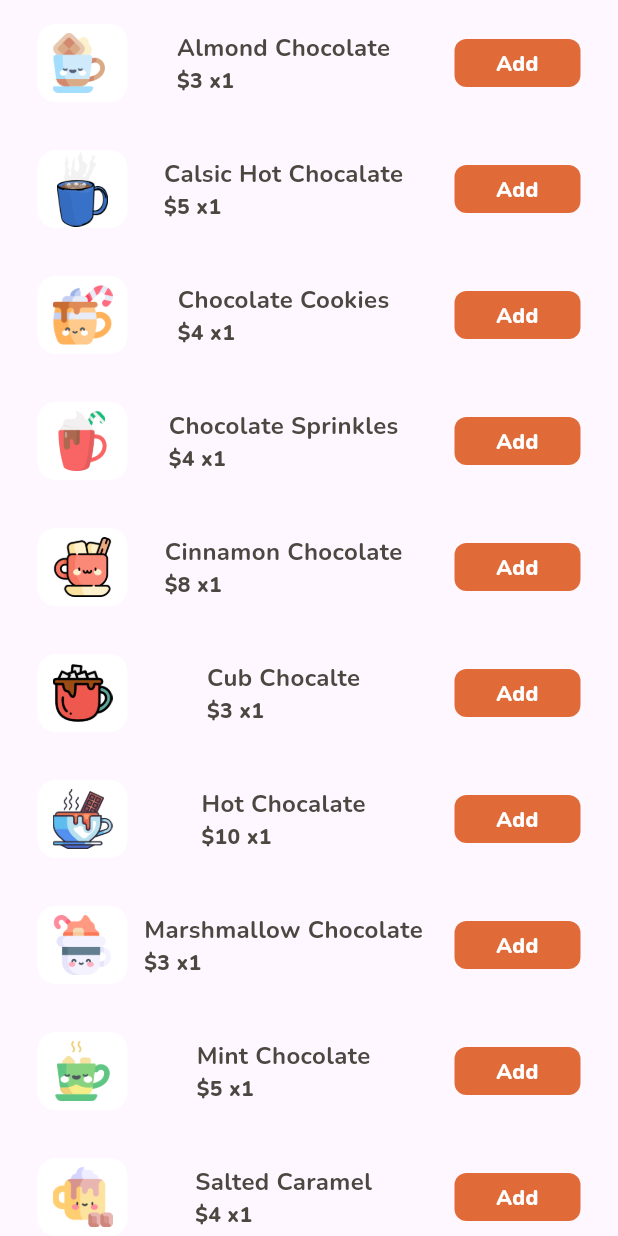
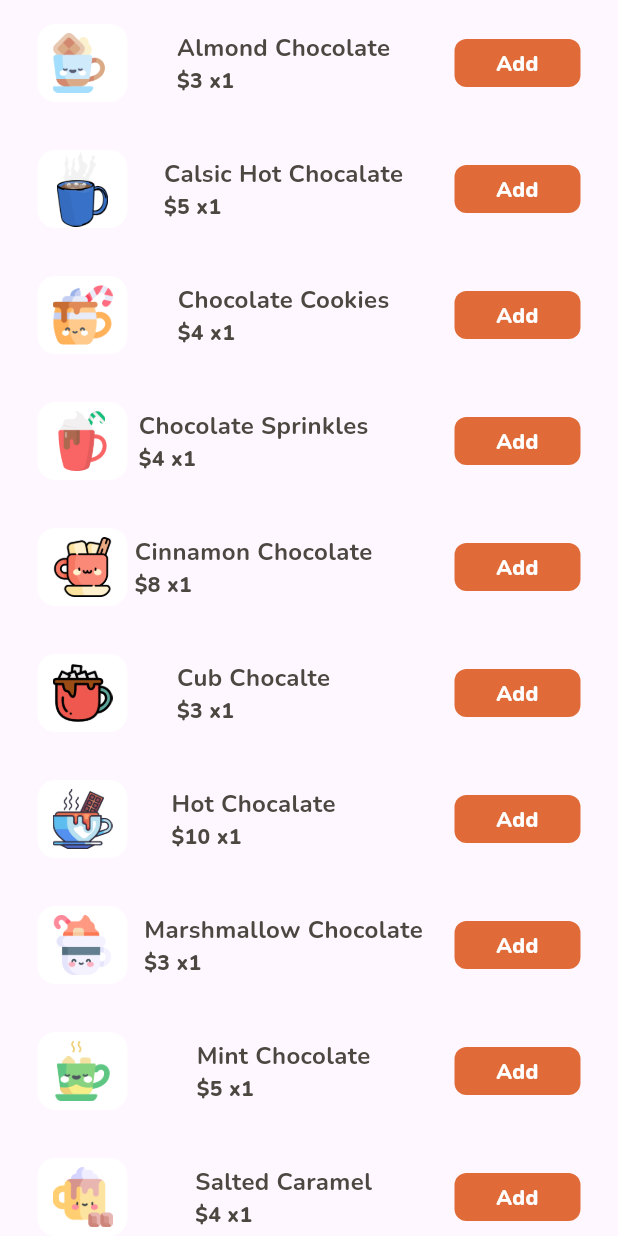
Before and after one commit to Mahmoud-ElShorbagy/candy_buy, a Flutter app: the HotChocolatePageView widget shown alone on an empty page, opened directly, on a phone screen of 412 x 824 dp. Run offline on Flutter 3.47's test engine with Material 3 defaults, Android fonts, the phone set to English and light mode, and no system bars; our stand-ins replace cloud_firestore, firebase_auth, firebase_core, flutter_bloc, flutter_svg; accounts and stored records are empty.

Commit message:
edit margin

```diff
--- a/lib/views/view_candy/hot_chocolate_page/veiw.dart
+++ b/lib/views/view_candy/hot_chocolate_page/veiw.dart
@@ -50,7 +50,9 @@ class HotChocolatePageView extends StatelessWidget {
                       width: product.width,
                       height: product.height),
                   ProductDetails(
-                      margin: const EdgeInsets.only(right: 10),
+                      margin: index >= 3 && index <= 6
+                          ? EdgeInsets.only(right: 50)
+                          : EdgeInsets.only(right: 10),
                       title: product.name,
                       price: product.price),
                   BlocListener<ProductCubit, ProductState>(
```
